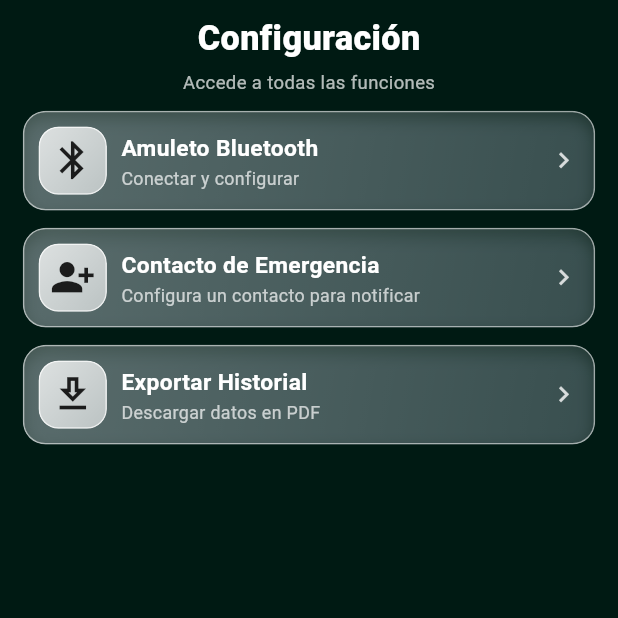
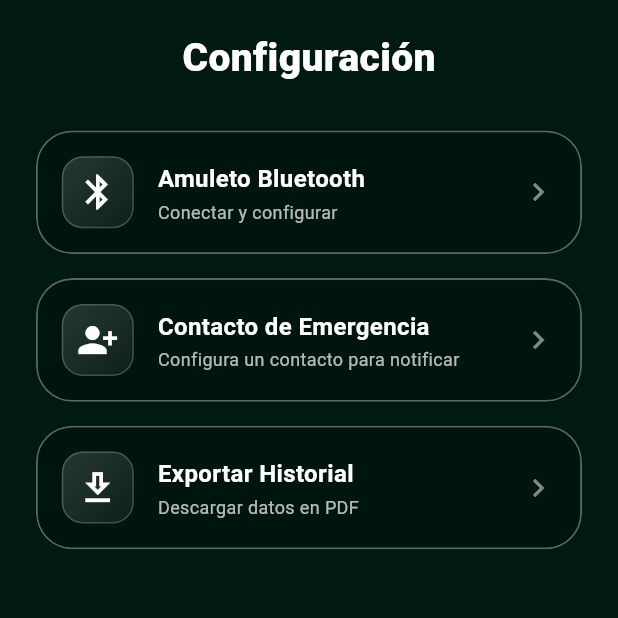
Before and after one commit to janisepulveda/auna, a Flutter app: the SettingsScreen screen opened directly, on a phone screen of 412 x 824 dp, the top half of it. Run offline on Flutter 3.47's test engine with Material 3 defaults, Android fonts, the phone set to English and light mode, and no system bars; our stand-ins replace flutter_local_notifications, pdf, permission_handler, shared_preferences, table_calendar; missing offline and left inert: flutter_reactive_ble, open_file_plus; accounts and stored records are empty.

Commit message:
cambiar paddings

```diff
--- a/auna_app/lib/history_screen.dart
+++ b/auna_app/lib/history_screen.dart
@@ -16,24 +16,15 @@ class HistoryScreen extends StatefulWidget {
 }
 
 class _HistoryScreenState extends State<HistoryScreen> {
-  // día actualmente enfocado por el calendario
   DateTime _focusedDay = DateTime.now();
-
-  // día seleccionado por el usuario (puede ser nulo al inicio)
   DateTime? _selectedDay;
-
-  // lista de crisis filtradas para el día seleccionado
   List<CrisisModel> _selectedDayCrises = [];
-
-  // verde-amarillo de los domingos / sábados
   final Color lotusPink = const Color(0xFF748204);
 
   @override
   void initState() {
     super.initState();
     _selectedDay = _focusedDay;
-
-    // inicializa formatos regionales (fechas en español chile)
     initializeDateFormatting('es_CL', null);
 
     WidgetsBinding.instance.addPostFrameCallback((_) {
@@ -43,7 +34,6 @@ class _HistoryScreenState extends State<HistoryScreen> {
     });
   }
 
-  // actualiza la lista de crisis correspondientes a un día específico
   void _updateSelectedDayCrises(DateTime selectedDay) {
     if (!mounted) return;
     final userProvider = Provider.of<UserProvider>(context, listen: false);
@@ -54,7 +44,6 @@ class _HistoryScreenState extends State<HistoryScreen> {
     });
   }
 
-  // callback del calendario cuando el usuario selecciona un día
   void _onDaySelected(DateTime selectedDay, DateTime focusedDay) {
     setState(() {
       _selectedDay = selectedDay;
@@ -62,7 +51,6 @@ class _HistoryScreenState extends State<HistoryScreen> {
       _updateSelectedDayCrises(selectedDay);
     });
 
-    // pequeño delay para que se vea primero la selección
     Future.delayed(const Duration(milliseconds: 100), () {
       if (mounted) {
         _showCrisisDetailSheet(selectedDay);
@@ -70,19 +58,18 @@ class _HistoryScreenState extends State<HistoryScreen> {
     });
   }
 
-  // bottom sheet con los episodios del día
   void _showCrisisDetailSheet(DateTime day) {
     showModalBottomSheet(
       context: context,
       isScrollControlled: true,
-      backgroundColor: Colors.transparent, // para ver el borde redondeado
+      backgroundColor: Colors.transparent,
       barrierColor: Colors.black.withOpacity(0.3),
       builder: (context) {
         return DraggableScrollableSheet(
           expand: false,
-          initialChildSize: 0.35, // altura inicial
-          minChildSize: 0.25,     // mínimo
-          maxChildSize: 0.95,     // CASI pantalla completa al arrastrar
+          initialChildSize: 0.35,
+          minChildSize: 0.25,
+          maxChildSize: 0.95,
           builder: (BuildContext context, ScrollController scrollController) {
             return Container(
               decoration: const BoxDecoration(
@@ -93,7 +80,6 @@ class _HistoryScreenState extends State<HistoryScreen> {
               child: Column(
                 crossAxisAlignment: CrossAxisAlignment.start,
                 children: [
-                  // tirador
                   Center(
                     child: Container(
                       width: 40,
@@ -105,7 +91,6 @@ class _HistoryScreenState extends State<HistoryScreen> {
                     ),
                   ),
                   const SizedBox(height: 16),
-
                   Text(
                     "Episodios del ${DateFormat.yMMMMd('es_CL').format(day)}",
                     style: const TextStyle(
@@ -116,8 +101,6 @@ class _HistoryScreenState extends State<HistoryScreen> {
                   ),
                   const Divider(color: Colors.black26),
                   const SizedBox(height: 8),
-
-                  // IMPORTANTE: siempre un widget scrolleable con el scrollController
                   Expanded(
                     child: _selectedDayCrises.isEmpty
                         ? ListView(
@@ -154,21 +137,21 @@ class _HistoryScreenState extends State<HistoryScreen> {
   @override
   Widget build(BuildContext context) {
     return Scaffold(
-      // dejamos transparente para que se vea el fondo
       backgroundColor: Colors.transparent,
       body: Stack(
         fit: StackFit.expand,
         children: [
           // ===== FONDO JPG A PANTALLA COMPLETA =====
           Image.asset(
-            'assets/imagenes/fondo.JPG', // ojo con mayúsculas en pubspec
+            'assets/imagenes/fondo.JPG',
             fit: BoxFit.cover,
           ),
 
           // ===== CONTENIDO =====
           SafeArea(
+            child: SingleChildScrollView(
               child: Padding(
-              padding: const EdgeInsets.fromLTRB(20, 24, 20, 0), // Bottom padding removed here to use margin inside
+                padding: const EdgeInsets.fromLTRB(20, 24, 20, 24),
                 child: Column(
                   children: [
                     const Text(
@@ -181,14 +164,8 @@ class _HistoryScreenState extends State<HistoryScreen> {
                     ),
                     const SizedBox(height: 20),
 
-                  // tarjeta "glass" con el calendario (sin height fija)
-                  Expanded(
-                    child: Align(
-                      alignment: Alignment.topCenter,
-                      child: Container(
-                        // 👇 AQUÍ ESTÁ EL ARREGLO: Margin inferior para que flote
-                        margin: const EdgeInsets.only(bottom: 24),
-
+                    // Tarjeta del calendario
+                    Container(
                       padding: const EdgeInsets.all(18),
                       decoration: BoxDecoration(
                         borderRadius: BorderRadius.circular(24),
@@ -200,9 +177,8 @@ class _HistoryScreenState extends State<HistoryScreen> {
                       ),
                       child: _buildCalendar(context),
                     ),
+                  ],
                 ),
-                  ),
-                ],
               ),
             ),
           ),
@@ -214,13 +190,16 @@ class _HistoryScreenState extends State<HistoryScreen> {
   Widget _buildCalendar(BuildContext context) {
     return TableCalendar(
       locale: 'es_CL',
+      startingDayOfWeek: StartingDayOfWeek.monday,
+
       firstDay: DateTime.utc(2020, 1, 1),
       lastDay: DateTime.now().add(const Duration(days: 365)),
       focusedDay: _focusedDay,
       calendarFormat: CalendarFormat.month,
 
-      // Ajustamos altura de filas para que sea compacto
-      rowHeight: 42,
+      // 👇 AJUSTE AQUÍ: Aumentamos la altura de cada fila
+      // Antes estaba en 42. Ahora en 52 ocupará más espacio vertical.
+      rowHeight: 52,
 
       selectedDayPredicate: (day) => isSameDay(_selectedDay, day),
       onDaySelected: _onDaySelected,
@@ -244,7 +223,6 @@ class _HistoryScreenState extends State<HistoryScreen> {
         rightChevronIcon: Icon(Icons.chevron_right, color: Colors.white),
       ),
 
-      // nombres de los días de la semana
       daysOfWeekStyle: DaysOfWeekStyle(
         weekdayStyle: const TextStyle(
           color: Colors.white,
@@ -257,23 +235,18 @@ class _HistoryScreenState extends State<HistoryScreen> {
       ),
 
       calendarStyle: CalendarStyle(
-        // días normales
         defaultTextStyle: const TextStyle(
           color: Colors.white,
           fontWeight: FontWeight.w500,
         ),
-        // sábados y domingos
         weekendTextStyle: TextStyle(
           color: lotusPink,
           fontWeight: FontWeight.w500,
         ),
-        // días de otros meses
         outsideTextStyle: TextStyle(
           color: Colors.white.withValues(alpha: 0.35),
           fontWeight: FontWeight.w400,
         ),
-
-        // día de hoy: borde blanco sutil
         todayDecoration: BoxDecoration(
           shape: BoxShape.circle,
           border: Border.all(
@@ -283,8 +256,6 @@ class _HistoryScreenState extends State<HistoryScreen> {
           color: Colors.transparent,
         ),
         todayTextStyle: const TextStyle(color: Colors.white),
-
-        // selección: círculo SOLO CON BORDE verde-amarillo
         selectedDecoration: BoxDecoration(
           shape: BoxShape.circle,
           border: Border.all(
@@ -297,8 +268,6 @@ class _HistoryScreenState extends State<HistoryScreen> {
           color: Colors.white,
           fontWeight: FontWeight.bold,
         ),
-
-        // marcadores de eventos
         markerDecoration: BoxDecoration(
           color: lotusPink,
           shape: BoxShape.circle,
@@ -308,7 +277,6 @@ class _HistoryScreenState extends State<HistoryScreen> {
     );
   }
 
-  // tarjeta de episodio individual
   Widget _buildCrisisListItem(CrisisModel crisis) {
     return Card(
       margin: const EdgeInsets.symmetric(vertical: 8),
@@ -356,7 +324,6 @@ class _HistoryScreenState extends State<HistoryScreen> {
     );
   }
 
-  // barra de intensidad
   Widget _buildIntensityBar(double intensity) {
     return Row(
       children: List.generate(10, (index) {
--- a/auna_app/lib/settings_screen.dart
+++ b/auna_app/lib/settings_screen.dart
@@ -17,63 +17,22 @@ import 'user_provider.dart';
 import 'ble_manager.dart';
 
 // paleta base
-const _navy = Colors.white; // textos/íconos en blanco
-const _bg = Color(0xFF061D17); // para bottom sheets oscuros
+const _navy = Colors.white;
+const _bg = Color(0xFF061D17);
 
-// utilidad de escala
+// utilidad de escala (la mantenemos solo para elementos internos si hace falta)
 double _sx(BuildContext c, [double v = 1]) {
   final w = MediaQuery.of(c).size.width;
   final s = (w / 390).clamp(.75, 0.95);
   return v * s;
 }
 
-// estilos glass
+// estilos glass (ACTUALIZADO: Coincide con HistoryScreen)
 BoxDecoration _glassContainer({required BuildContext context}) => BoxDecoration(
-      borderRadius: BorderRadius.circular(_sx(context, 16)),
-      gradient: LinearGradient(
-        begin: Alignment.topLeft,
-        end: Alignment.bottomRight,
-        colors: [
-          Colors.white.withValues(alpha: 0.25),
-          Colors.white.withValues(alpha: 0.10),
-        ],
-      ),
-      border: Border.all(color: Colors.white.withValues(alpha: 0.55), width: 1.0),
-      boxShadow: [
-        BoxShadow(
-          color: const Color(0xFFAABEDC).withValues(alpha: 0.20),
-          blurRadius: _sx(context, 10),
-          offset: Offset(0, _sx(context, 5)),
-        ),
-      ],
+  borderRadius: BorderRadius.circular(24), // Igual que el calendario
+  color: Colors.black.withValues(alpha: 0.18), // Fondo oscuro
+  border: Border.all(color: Colors.white.withValues(alpha: 0.35), width: 1.2),
 );
-
-// superficie glass reutilizable
-class _GlassSurface extends StatelessWidget {
-  final Widget child;
-  const _GlassSurface({required this.child});
-
-  static EdgeInsets _defaultPad(BuildContext c) => EdgeInsets.all(_sx(c, 10));
-
-  @override
-  Widget build(BuildContext context) {
-    final r = _sx(context, 16);
-    return ClipRRect(
-      borderRadius: BorderRadius.circular(r),
-      child: BackdropFilter(
-        filter: ui.ImageFilter.blur(
-          sigmaX: _sx(context, 10),
-          sigmaY: _sx(context, 10),
-        ),
-        child: Container(
-          decoration: _glassContainer(context: context),
-          padding: _defaultPad(context),
-          child: child,
-        ),
-      ),
-    );
-  }
-}
 
 // tarjeta de acción
 class _ActionCard extends StatelessWidget {
@@ -81,6 +40,7 @@ class _ActionCard extends StatelessWidget {
   final String title;
   final String subtitle;
   final VoidCallback? onTap;
+
   const _ActionCard({
     required this.icon,
     required this.title,
@@ -90,42 +50,40 @@ class _ActionCard extends StatelessWidget {
 
   @override
   Widget build(BuildContext context) {
-    final iconSize = _sx(context, 32);
-    final tileSide = _sx(context, 48);
-    final gap = _sx(context, 10);
+    // Ajustamos tamaños fijos para consistencia
+    const double iconSize = 28;
+    const double tileSide = 48;
+    const double gap = 16;
 
     return GestureDetector(
       onTap: onTap,
       behavior: HitTestBehavior.opaque,
-      child: _GlassSurface(
+      child: ClipRRect(
+        borderRadius: BorderRadius.circular(24),
+        child: BackdropFilter(
+          filter: ui.ImageFilter.blur(sigmaX: 10, sigmaY: 10),
+          child: Container(
+            padding: const EdgeInsets.symmetric(horizontal: 16, vertical: 16),
+            decoration: _glassContainer(context: context),
             child: Row(
               children: [
-            // icono
-            ClipRRect(
-              borderRadius: BorderRadius.circular(_sx(context, 14)),
-              child: BackdropFilter(
-                filter: ui.ImageFilter.blur(
-                  sigmaX: _sx(context, 8),
-                  sigmaY: _sx(context, 8),
-                ),
-                child: Container(
+                // icono con fondo suave
+                Container(
                   width: tileSide,
                   height: tileSide,
                   decoration: BoxDecoration(
-                    borderRadius: BorderRadius.circular(_sx(context, 14)),
+                    borderRadius: BorderRadius.circular(14),
                     gradient: LinearGradient(
                       colors: [
-                        Colors.white.withValues(alpha: 0.80),
-                        Colors.white.withValues(alpha: 0.60),
+                        Colors.white.withValues(alpha: 0.15),
+                        Colors.white.withValues(alpha: 0.05),
                       ],
                       begin: Alignment.topLeft,
                       end: Alignment.bottomRight,
                     ),
-                    border: Border.all(color: Colors.white.withValues(alpha: 0.7)),
+                    border: Border.all(color: Colors.white.withValues(alpha: 0.2)),
                   ),
-                  child: Icon(icon, color: Colors.black87, size: iconSize),
-                ),
-              ),
+                  child: Icon(icon, color: Colors.white, size: iconSize),
                 ),
                 SizedBox(width: gap),
                 // textos
@@ -137,33 +95,35 @@ class _ActionCard extends StatelessWidget {
                         title,
                         maxLines: 1,
                         overflow: TextOverflow.ellipsis,
-                    style: TextStyle(
+                        style: const TextStyle(
                           color: _navy,
-                      fontSize: _sx(context, 16),
+                          fontSize: 16,
                           fontWeight: FontWeight.w700,
                         ),
                       ),
-                  SizedBox(height: _sx(context, 2)),
+                      const SizedBox(height: 4),
                       Text(
                         subtitle,
                         maxLines: 2,
                         overflow: TextOverflow.ellipsis,
                         style: TextStyle(
                           color: _navy.withValues(alpha: 0.7),
-                      fontSize: _sx(context, 12.5),
-                      height: 1.22,
+                          fontSize: 12,
+                          height: 1.2,
                         ),
                       ),
                     ],
                   ),
                 ),
-            SizedBox(width: _sx(context, 6)),
+                const SizedBox(width: 8),
                 Icon(
                   Icons.chevron_right,
-              color: _navy.withValues(alpha: 0.8),
-              size: _sx(context, 22),
+                  color: _navy.withValues(alpha: 0.5),
+                  size: 24,
                 ),
               ],
+            ),
+          ),
         ),
       ),
     );
@@ -178,7 +138,7 @@ class SettingsScreen extends StatefulWidget {
 }
 
 class _SettingsScreenState extends State<SettingsScreen> {
-  // colores pdf (se mantienen iguales)
+  // colores pdf
   PdfColor get _pdfNavy => const PdfColor.fromInt(0xFF38455C);
   PdfColor get _pdfIce => const PdfColor.fromInt(0xFFE6F1F5);
   PdfColor get _pdfLine => const PdfColor.fromInt(0xFFB7C7D1);
@@ -270,7 +230,7 @@ class _SettingsScreenState extends State<SettingsScreen> {
     await _exportHistoryToPdf(from: from, to: to);
   }
 
-  // exportar a PDF (igual que antes)
+  // exportar a PDF (Lógica intacta)
   Future<void> _exportHistoryToPdf({DateTime? from, DateTime? to}) async {
     final pdf = pw.Document();
 
@@ -305,7 +265,7 @@ class _SettingsScreenState extends State<SettingsScreen> {
     final avgIntensity = totalIntensity / crises.length;
 
     final durations =
-        crises.map((c) => c.duration).whereType<int>().where((d) => d > 0).toList();
+        crises.map((c) => c.duration).where((d) => d > 0).toList();
     final totalDuration = durations.isEmpty ? 0 : durations.reduce((a, b) => a + b);
     final double? avgDuration =
         durations.isEmpty ? null : totalDuration / durations.length;
@@ -531,10 +491,9 @@ class _SettingsScreenState extends State<SettingsScreen> {
     );
   }
 
-  // UI principal
+  // UI principal ACTUALIZADA PARA ALINEACIÓN PERFECTA
   @override
   Widget build(BuildContext context) {
-    final vgap = _sx(context, 12);
     final ble = context.watch<BleManager>();
 
     final subtitleBle = ble.isConnected
@@ -550,45 +509,37 @@ class _SettingsScreenState extends State<SettingsScreen> {
       body: Stack(
         fit: StackFit.expand,
         children: [
-          // fondo a pantalla completa
+          // fondo
           Image.asset(
             'assets/imagenes/fondo.JPG',
             fit: BoxFit.cover,
           ),
           SafeArea(
+            bottom: false,
             child: SingleChildScrollView(
-              padding: EdgeInsets.fromLTRB(
-                _sx(context, 16),
-                _sx(context, 10),
-                _sx(context, 16),
-                _sx(context, 24),
-              ),
+              // PADDING ESTANDARIZADO CON HISTORY SCREEN
+              padding: const EdgeInsets.fromLTRB(24, 20, 24, 100),
               child: Column(
                 children: [
-                  Text(
+                  const Text(
                     'Configuración',
                     style: TextStyle(
-                      fontSize: _sx(context, 24),
-                      fontWeight: FontWeight.w800,
+                      fontSize: 26, // Igual que Historial
+                      fontWeight: FontWeight.w800, // Igual que Historial
                       color: _navy,
                     ),
                   ),
-                  SizedBox(height: _sx(context, 4)),
-                  Text(
-                    'Accede a todas las funciones',
-                    style: TextStyle(
-                      fontSize: _sx(context, 13),
-                      color: _navy.withValues(alpha: 0.7),
-                    ),
-                  ),
-                  SizedBox(height: _sx(context, 10)),
+
+                  // ESPACIADO EXACTO
+                  const SizedBox(height: 30),
+
                   _ActionCard(
                     icon: Icons.bluetooth,
                     title: 'Amuleto Bluetooth',
                     subtitle: subtitleBle,
                     onTap: _showAmuletoSheet,
                   ),
-                  SizedBox(height: vgap),
+                  const SizedBox(height: 16),
                   _ActionCard(
                     icon: Icons.person_add_alt_1,
                     title: 'Contacto de Emergencia',
@@ -597,7 +548,7 @@ class _SettingsScreenState extends State<SettingsScreen> {
                       const SnackBar(content: Text('Función no implementada')),
                     ),
                   ),
-                  SizedBox(height: vgap),
+                  const SizedBox(height: 16),
                   _ActionCard(
                     icon: Icons.download_outlined,
                     title: 'Exportar Historial',
```
Lines whose indentation alone changed are shown as unchanged.
